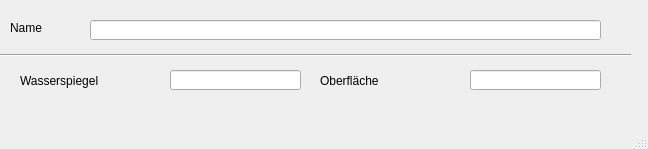
The window that qkan/forms/qkan_speicherkennlinien.ui (hoettges/QKan) describes before a commit, drawn with Qt 5.
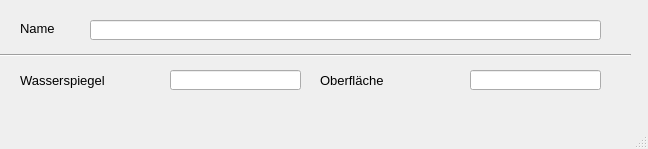
The same window after the commit.

Patch:
```diff
--- a/qkan/forms/qkan_speicherkennlinien.ui
+++ b/qkan/forms/qkan_speicherkennlinien.ui
@@ -13,6 +13,7 @@
   <property name="font">
    <font>
     <family>Tahoma</family>
+    <pointsize>10</pointsize>
    </font>
   </property>
   <property name="windowTitle">
@@ -22,7 +23,7 @@
    <widget class="QLabel" name="label">
     <property name="geometry">
      <rect>
-      <x>10</x>
+      <x>20</x>
       <y>20</y>
       <width>46</width>
       <height>16</height>
```
Left out of the diff: 2 changed lines with no effect on the pictures.
